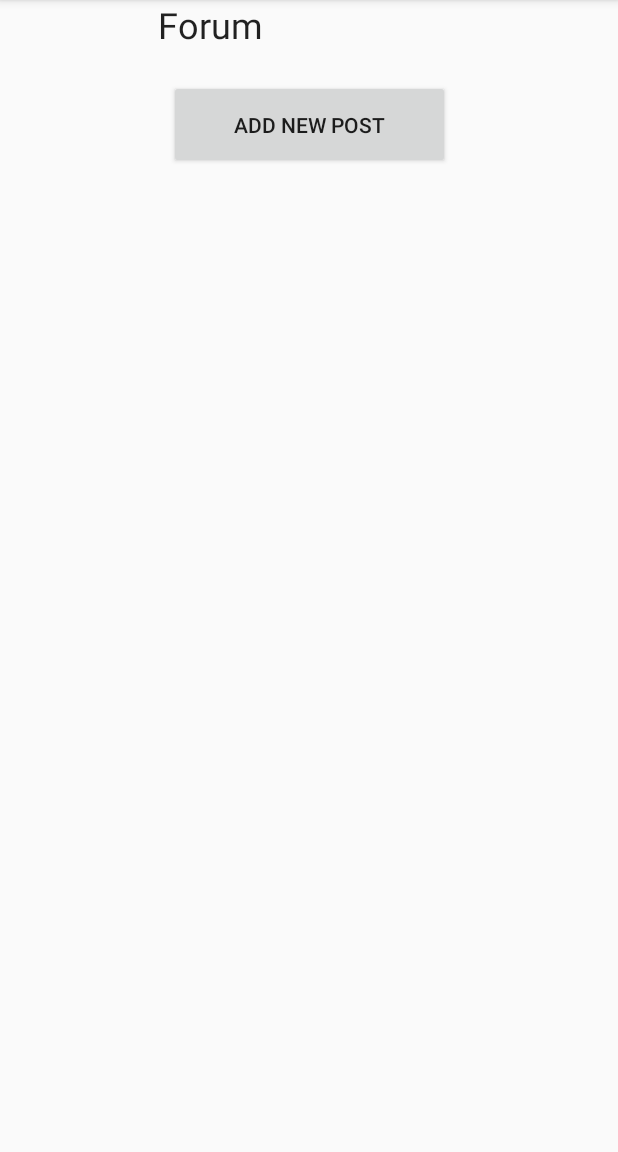
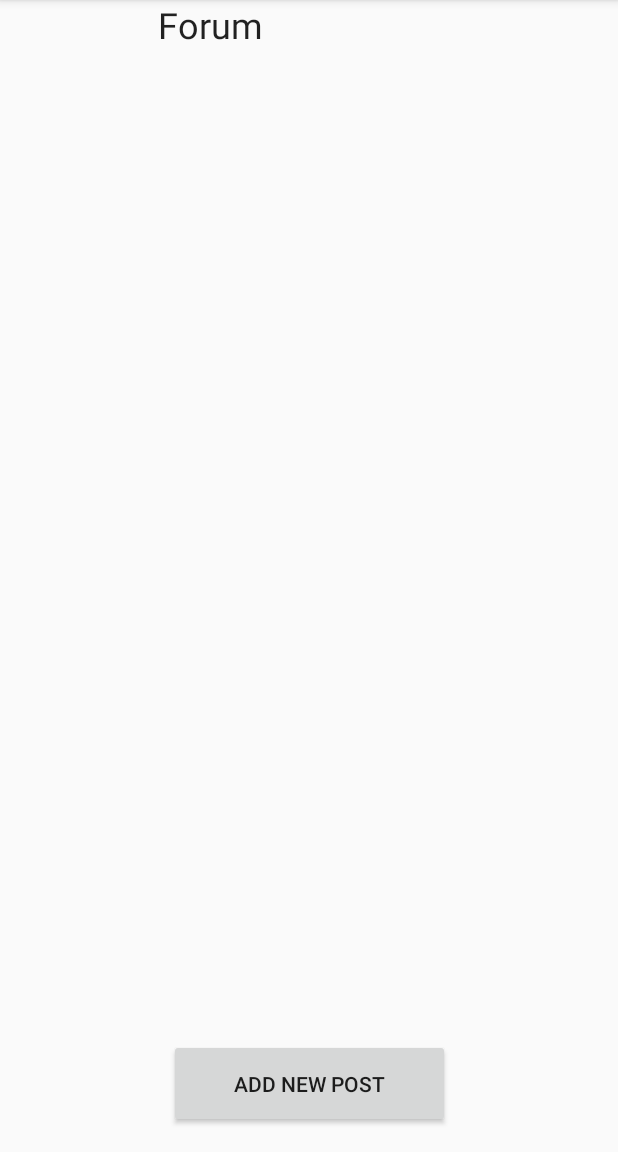
Before and after one commit to nikolinatrudic/FitnessApplication, an Android app: the fragment ForumFragment placed in its activity, on a phone screen of 412 x 824 dp, the part 84-1236 px from its top. Run offline under Robolectric (Android 15) with nearby library versions, the phone set to English and light mode, and no system bars; our stand-ins replace Room's generated code; 5 statements that could not run were skipped.

Commit message:
added todo's

```diff
--- a/app/src/main/java/com/example/fitnessapplication/activity/MainActivity.java
+++ b/app/src/main/java/com/example/fitnessapplication/activity/MainActivity.java
@@ -116,7 +116,7 @@ public class MainActivity extends AppCompatActivity implements NavigationView.On
             fragmentTransaction.commit();
         }
     }
-
+//todo: u meniju ne pise ime i mejl user-a. user-a bi trebalo da cuvamo u logged-in-user
     @Override
     public void onBackPressed() {
         if(drawerLayout.isDrawerOpen(GravityCompat.START)){
--- a/app/src/main/java/com/example/fitnessapplication/fragment/ForumFragment.java
+++ b/app/src/main/java/com/example/fitnessapplication/fragment/ForumFragment.java
@@ -77,7 +77,6 @@ public class ForumFragment extends Fragment {
             itemPost.setText(post.getText());
             itemPosts.add(itemPost);
         }
-
         adapter.setItems(itemPosts);
         listViewPosts.setAdapter(adapter);
 
--- a/app/src/main/java/com/example/fitnessapplication/fragment/StartPageFragment.java
+++ b/app/src/main/java/com/example/fitnessapplication/fragment/StartPageFragment.java
@@ -36,7 +36,7 @@ public class StartPageFragment extends Fragment {
         super.onCreate(savedInstanceState);
         //setHasOptionsMenu(false);
     }
-
+//todo:prepraviti da je na dugme guest experience da se tu pristupa kao guest
     @Override
     public View onCreateView(LayoutInflater inflater, ViewGroup container,
                              Bundle savedInstanceState) {
--- a/app/src/main/res/layout/fragment_forum.xml
+++ b/app/src/main/res/layout/fragment_forum.xml
@@ -22,6 +22,8 @@
         android:id="@+id/linearLayout"
         android:layout_width="wrap_content"
         android:layout_height="wrap_content"
+        android:layout_marginLeft="5dp"
+        android:layout_marginTop="5dp"
         android:orientation="vertical"
         app:layout_constraintEnd_toEndOf="parent"
         app:layout_constraintStart_toStartOf="parent"
@@ -38,10 +40,10 @@
         android:id="@+id/buttonAddPost"
         android:layout_width="187dp"
         android:layout_height="59dp"
-        android:layout_marginTop="8dp"
+        android:layout_marginBottom="16dp"
         android:text="@string/add_new_post"
+        app:layout_constraintBottom_toBottomOf="parent"
         app:layout_constraintEnd_toEndOf="parent"
-        app:layout_constraintStart_toStartOf="parent"
-        app:layout_constraintTop_toBottomOf="@+id/linearLayout" />
+        app:layout_constraintStart_toStartOf="parent" />
 
 </androidx.constraintlayout.widget.ConstraintLayout>
```
Also changed, not shown: app/src/main/java/com/example/fitnessapplication/fragment/SignupFragment.java (+8 -0 lines).
